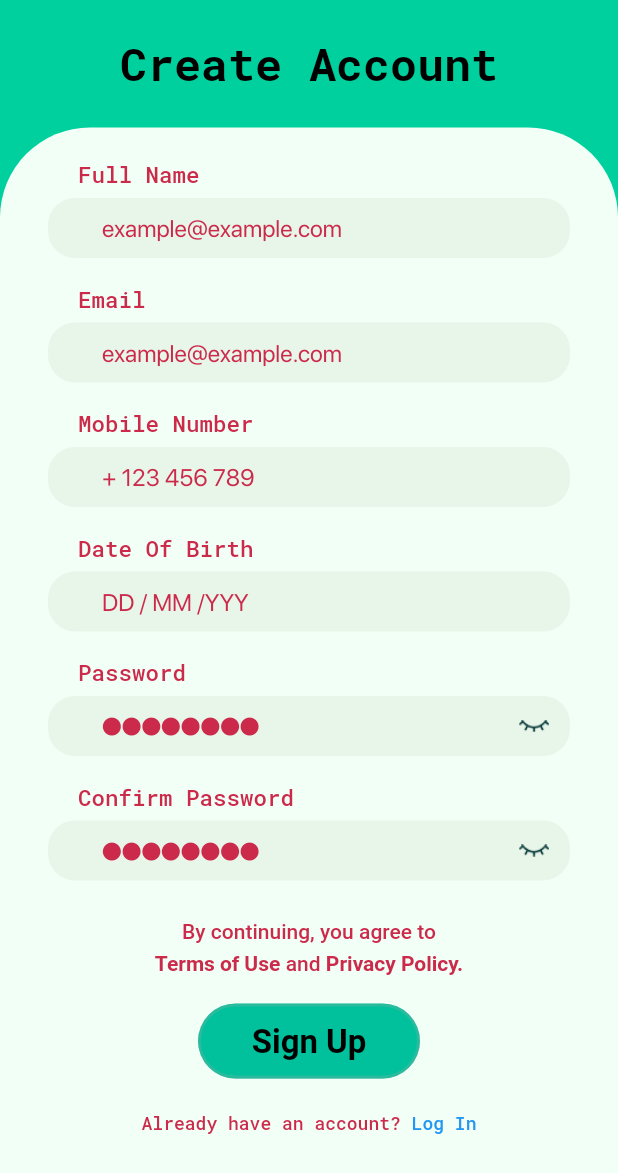
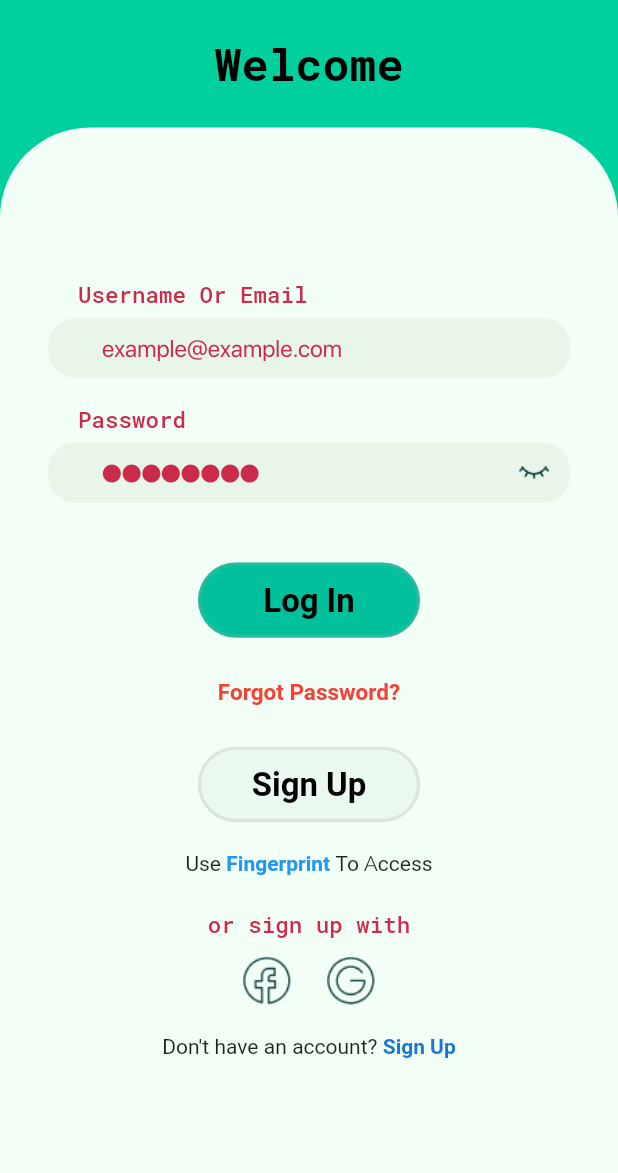
Before and after one commit to VitaliiKharlan/finance_management, a Flutter app: the screen it shows after launch, on a phone screen of 412 x 824 dp. Shown: the top 1173 px of the screen. Run offline on Flutter 3.47's test engine with Material 3 defaults, Android fonts, the phone set to English and light mode, and no system bars; our stand-ins replace auto_route, equatable, firebase_core, flutter_bloc, get_it, google_fonts and 1 more; accounts and stored records are empty; project files that could hold a hidden picture were left out.

Commit message:
add welcome screen

```diff
--- a/lib/core/router/router.dart
+++ b/lib/core/router/router.dart
@@ -7,6 +7,7 @@ import '../../features/create_account/view/create_account_screen.dart';
 import '../../features/home/view/home_screen.dart';
 import '../../features/profile/view/profile_screen.dart';
 import '../../features/transactions/view/transactions_screen.dart';
+import '../../features/welcome/view/welcome_screen.dart';
 
 part 'router.gr.dart';
 
@@ -15,11 +16,8 @@ class AppRouter extends RootStackRouter {
   @override
   List<AutoRoute> get routes {
     return [
-      AutoRoute(
-        page: CreateAccountRoute.page,
-        path: '/',
-        initial: true,
-      ),
+      AutoRoute(page: WelcomeRoute.page, path: '/', initial: true),
+      AutoRoute(page: CreateAccountRoute.page, path: '/create_account'),
       AutoRoute(
         page: MainRoute.page,
         path: '/main',
@@ -31,7 +29,6 @@ class AppRouter extends RootStackRouter {
           AutoRoute(page: ProfileRoute.page, path: 'profile'),
         ],
       ),
-
     ];
   }
 }
--- a/lib/core/theme/app_icons.dart
+++ b/lib/core/theme/app_icons.dart
@@ -1,6 +1,10 @@
 abstract class AppIcons {
   /// icons
   static const _basePath = 'assets/icons/';
+
+  /// icons for WelcomeScreen
+  static const iconWelcomeFacebook = '${_basePath}welcome_icon_facebook.png';
+  static const iconWelcomeGoogle = '${_basePath}welcome_icon_google.png';
 
   /// icons for CreateAccountScreen
   static const iconCreateAccountScreenEyePassClosed =
--- a/lib/features/create_account/view/create_account_screen.dart
+++ b/lib/features/create_account/view/create_account_screen.dart
@@ -1,6 +1,7 @@
 import 'package:auto_route/auto_route.dart';
 import 'package:flutter/material.dart';
 
+import '../../../core/router/router.dart';
 import '../widgets/custom_text_field.dart';
 
 @RoutePage()
@@ -140,7 +141,9 @@ class _CreateAccountScreenState extends State<CreateAccountScreen> {
                             style: TextStyle(fontSize: 12),
                           ),
                           GestureDetector(
-                            onTap: () {},
+                            onTap: () {
+                              context.pushRoute(const WelcomeRoute());
+                            },
                             child: const Text(
                               'Log In',
                               style: TextStyle(
--- /dev/null
+++ b/lib/features/welcome/view/welcome_screen.dart
@@ -0,0 +1,194 @@
+import 'package:auto_route/auto_route.dart';
+import 'package:flutter/gestures.dart';
+import 'package:flutter/material.dart';
+
+import '../../../core/router/router.dart';
+import '../../../core/theme/app_icons.dart';
+import '../../create_account/widgets/custom_text_field.dart';
+
+@RoutePage()
+class WelcomeScreen extends StatefulWidget {
+  const WelcomeScreen({super.key});
+
+  @override
+  State<WelcomeScreen> createState() => _WelcomeScreenState();
+}
+
+class _WelcomeScreenState extends State<WelcomeScreen> {
+  bool _obscurePassword = true;
+
+  @override
+  Widget build(BuildContext context) {
+    return Scaffold(
+      backgroundColor: const Color(0xFF00D09E),
+      body: SafeArea(
+        child: Column(
+          children: [
+            const SizedBox(height: 20),
+            const Text(
+              'Welcome',
+              style: TextStyle(
+                fontSize: 30,
+                fontWeight: FontWeight.bold,
+                color: Colors.black,
+              ),
+            ),
+            const SizedBox(height: 20),
+            Expanded(
+              child: Container(
+                decoration: const BoxDecoration(
+                  color: Color(0xFFF2FFF6),
+                  borderRadius: BorderRadius.only(
+                    topLeft: Radius.circular(60),
+                    topRight: Radius.circular(60),
+                  ),
+                ),
+                padding: const EdgeInsets.symmetric(
+                  horizontal: 32,
+                  vertical: 20,
+                ),
+                child: SingleChildScrollView(
+                  child: Column(
+                    children: [
+                      SizedBox(height: 80),
+                      CustomTextField(
+                        label: 'Username Or Email',
+                        hint: 'example@example.com',
+                      ),
+                      CustomTextField(
+                        label: 'Password',
+                        hint: '●●●●●●●●',
+                        obscureText: _obscurePassword,
+                        toggleVisibility: () {
+                          setState(() => _obscurePassword = !_obscurePassword);
+                        },
+                      ),
+                      const SizedBox(height: 24),
+                      SizedBox(
+                        width: 148,
+                        height: 50,
+                        child: ElevatedButton(
+                          style: ElevatedButton.styleFrom(
+                            backgroundColor: const Color(0xFF00C19C),
+                            shape: RoundedRectangleBorder(
+                              borderRadius: BorderRadius.circular(30),
+                            ),
+                          ),
+                          onPressed: () {},
+                          child: const Text(
+                            'Log In',
+                            style: TextStyle(
+                              fontSize: 22,
+                              fontWeight: FontWeight.bold,
+                              color: Colors.black,
+                            ),
+                          ),
+                        ),
+                      ),
+                      const SizedBox(height: 10),
+                      Center(
+                        child: TextButton(
+                          onPressed: () {},
+                          child: const Text(
+                            'Forgot Password?',
+                            style: TextStyle(fontWeight: FontWeight.bold),
+                          ),
+                        ),
+                      ),
+                      const SizedBox(height: 10),
+                      SizedBox(
+                        width: 148,
+                        height: 50,
+                        child: ElevatedButton(
+                          style: ElevatedButton.styleFrom(
+                            backgroundColor: const Color(0xFFE9F9EF),
+                            shape: RoundedRectangleBorder(
+                              borderRadius: BorderRadius.circular(30),
+                            ),
+                          ),
+                          onPressed: () {},
+                          child: const Text(
+                            'Sign Up',
+                            style: TextStyle(
+                              fontSize: 22,
+                              fontWeight: FontWeight.bold,
+                              color: Colors.black,
+                            ),
+                          ),
+                        ),
+                      ),
+                      const SizedBox(height: 20),
+                      Center(
+                        child: RichText(
+                          text: TextSpan(
+                            text: 'Use ',
+                            style: const TextStyle(color: Colors.black87),
+                            children: [
+                              TextSpan(
+                                text: 'Fingerprint',
+                                style: const TextStyle(
+                                  color: Colors.blue,
+                                  fontWeight: FontWeight.bold,
+                                ),
+                              ),
+                              const TextSpan(text: ' To Access'),
+                            ],
+                          ),
+                        ),
+                      ),
+                      const SizedBox(height: 20),
+                      const Center(child: Text("or sign up with")),
+                      const SizedBox(height: 10),
+                      Row(
+                        mainAxisAlignment: MainAxisAlignment.center,
+                        children: [
+                          Image.asset(
+                            AppIcons.iconWelcomeFacebook,
+                            width: 32,
+                            height: 32,
+                          ),
+                          SizedBox(width: 24),
+                          Image.asset(
+                            AppIcons.iconWelcomeGoogle,
+                            width: 32,
+                            height: 32,
+                          ),
+                        ],
+                      ),
+                      const SizedBox(height: 20),
+                      Center(
+                        child: RichText(
+                          text: TextSpan(
+                            text: "Don't have an account? ",
+                            style: const TextStyle(color: Colors.black87),
+                            children: [
+                              TextSpan(
+                                text: 'Sign Up',
+                                style: TextStyle(
+                                  color: Colors.blue.shade700,
+                                  fontWeight: FontWeight.bold,
+                                ),
+                                recognizer:
+                                    TapGestureRecognizer()
+                                      ..onTap = () {
+                                        context.pushRoute(
+                                          const CreateAccountRoute(),
+                                        );
+                                      },
+                              ),
+                            ],
+                          ),
+                        ),
+                      ),
+                      const SizedBox(height: 20),
+                    ],
+                  ),
+                ),
+              ),
+            ),
+          ],
+        ),
+      ),
+    );
+  }
+}
```
Also changed, not shown: assets/icons/welcome_icon_facebook.png (added), assets/icons/welcome_icon_google.png (added), lib/core/router/router.gr.dart.
